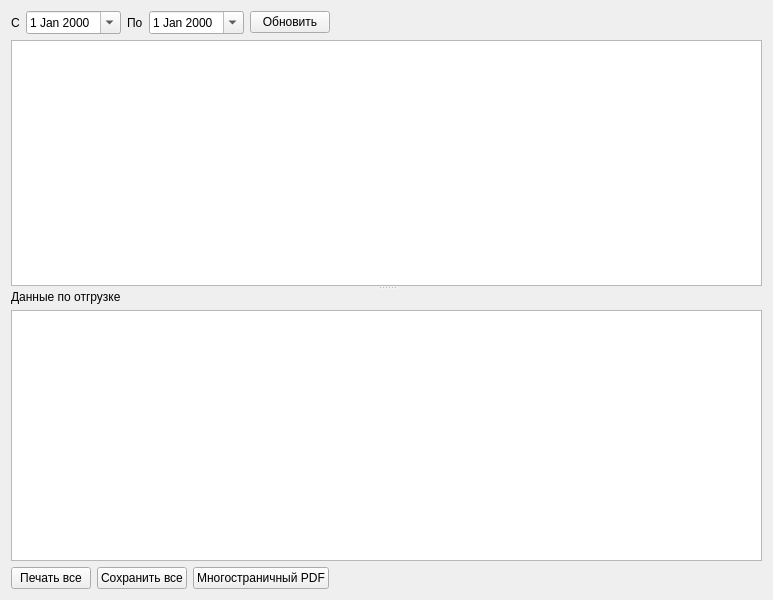
This is formship.ui in Sergeyego/wire_pr as Qt 5 draws it before an edit. The edited form follows.
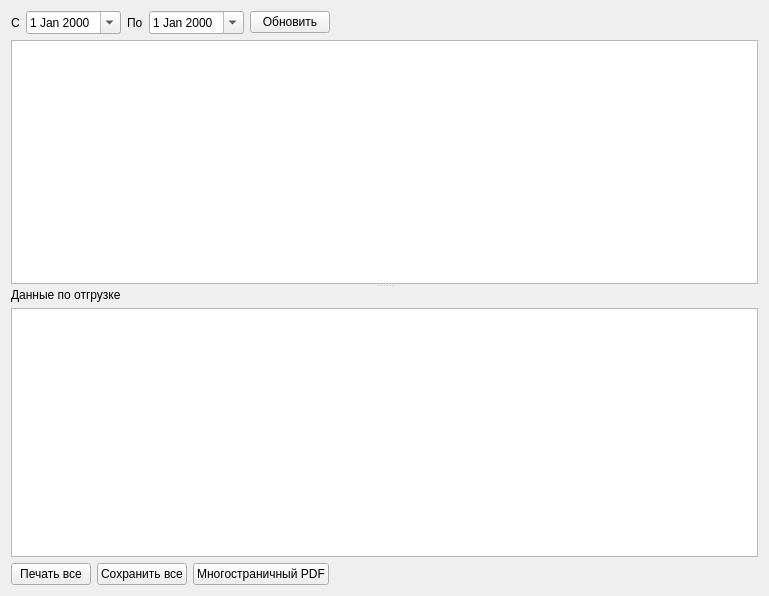
This is the edited form. Icons and pictures are not drawn. Custom widgets are drawn as their Qt base class.

Diff of the .ui file:
```diff
--- a/formship.ui
+++ b/formship.ui
@@ -6,8 +6,8 @@
    <rect>
     <x>0</x>
     <y>0</y>
-    <width>773</width>
-    <height>600</height>
+    <width>769</width>
+    <height>596</height>
    </rect>
   </property>
   <property name="windowTitle">
```
Left out of the diff: 7 changed lines with no effect on the pictures.
